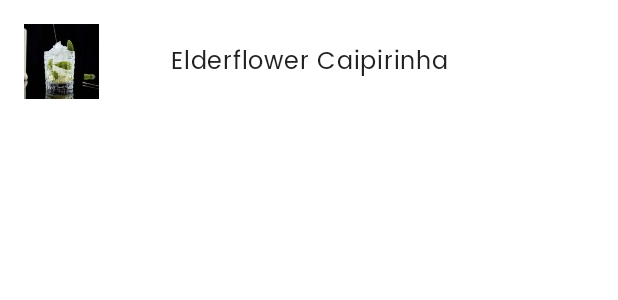
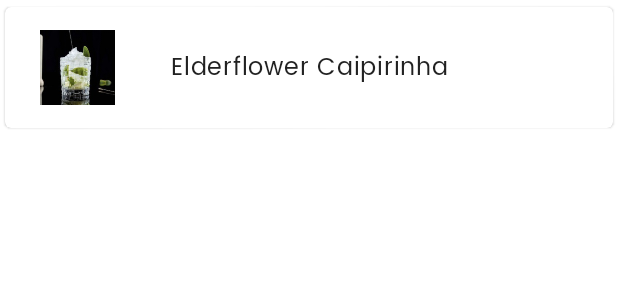
Before and after one commit to rojiani/bartender-android, an Android app: the layout drink_item_view.xml on its own in the app's theme, with its tools: preview values and no code run, on a phone screen of 412 x 824 dp. Shown: the top 300 px of the screen. Run offline under Robolectric (Android 15) with nearby library versions, the phone set to English and light mode, and no system bars.

Commit message:
Put Search Result item in MaterialCardView (#27)

```diff
--- a/app/src/main/res/layout/drink_fragment.xml
+++ b/app/src/main/res/layout/drink_fragment.xml
@@ -72,7 +72,8 @@
                 app:layoutManager="androidx.recyclerview.widget.LinearLayoutManager"
                 app:layout_constraintEnd_toEndOf="parent"
                 app:layout_constraintStart_toStartOf="parent"
-                app:layout_constraintTop_toBottomOf="@+id/ingredients_header">
+                app:layout_constraintTop_toBottomOf="@+id/ingredients_header"
+                tools:listitem="@layout/ingredient_measure_item_view">
 
             </androidx.recyclerview.widget.RecyclerView>
 
--- a/app/src/main/res/layout/drink_item_view.xml
+++ b/app/src/main/res/layout/drink_item_view.xml
@@ -14,10 +14,20 @@
             type="com.nrojiani.bartender.views.search.drinks.DrinkClickListener" />
     </data>
 
+    <com.google.android.material.card.MaterialCardView
+        android:id="@+id/drink_search_result_card"
+        android:layout_width="match_parent"
+        android:layout_height="wrap_content"
+        android:checkable="true"
+        android:clickable="true"
+        android:focusable="true"
+        android:onClick="@{() -> clickListener.onClick(drink)}"
+        app:cardUseCompatPadding="true">
+
         <androidx.constraintlayout.widget.ConstraintLayout
             android:layout_width="match_parent"
             android:layout_height="wrap_content"
-        android:onClick="@{() -> clickListener.onClick(drink)}"
+            android:layout_marginHorizontal="@dimen/small_margin"
             android:orientation="vertical">
 
             <ImageView
@@ -46,4 +56,5 @@
                 tools:text="@string/placeholder_drink_name" />
 
         </androidx.constraintlayout.widget.ConstraintLayout>
+    </com.google.android.material.card.MaterialCardView>
 </layout>
--- a/app/src/main/res/layout/search_fragment.xml
+++ b/app/src/main/res/layout/search_fragment.xml
@@ -48,8 +48,8 @@
                     android:id="@+id/search_drink_by_name_text_input"
                     android:layout_width="match_parent"
                     android:layout_height="wrap_content"
+                    android:onTextChanged="@{(s, start, before, count) -> searchViewModel.drinkNameTextChanged(s)}"
                     android:singleLine="true"
-                    android:onTextChanged="@{(s, start, before, count) -> searchViewModel.drinkNameTextChanged(s)}"
                     tools:text="gin and tonic" />
 
                 <Button
@@ -70,7 +70,8 @@
                 app:layoutManager="androidx.recyclerview.widget.LinearLayoutManager"
                 app:layout_constraintEnd_toEndOf="parent"
                 app:layout_constraintStart_toStartOf="parent"
-                app:layout_constraintTop_toBottomOf="@+id/search_drink_by_name_text_input_layout">
+                app:layout_constraintTop_toBottomOf="@+id/search_drink_by_name_text_input_layout"
+                tools:listitem="@layout/drink_item_view">
 
             </androidx.recyclerview.widget.RecyclerView>
 
```
Lines whose indentation alone changed are shown as unchanged.
